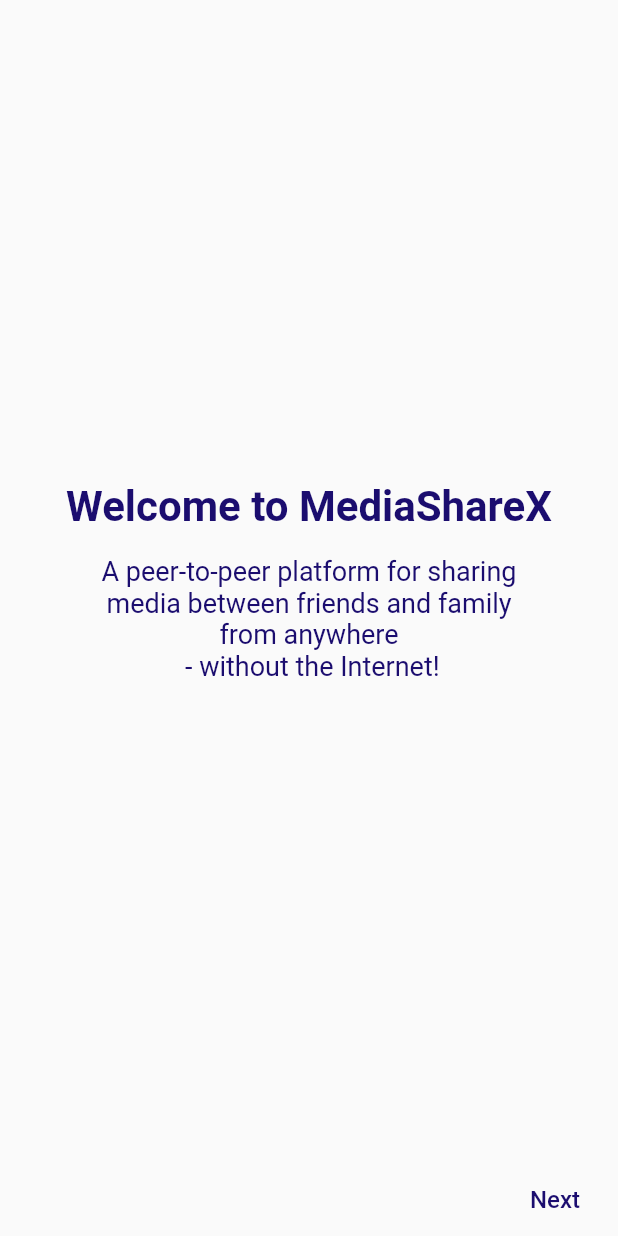
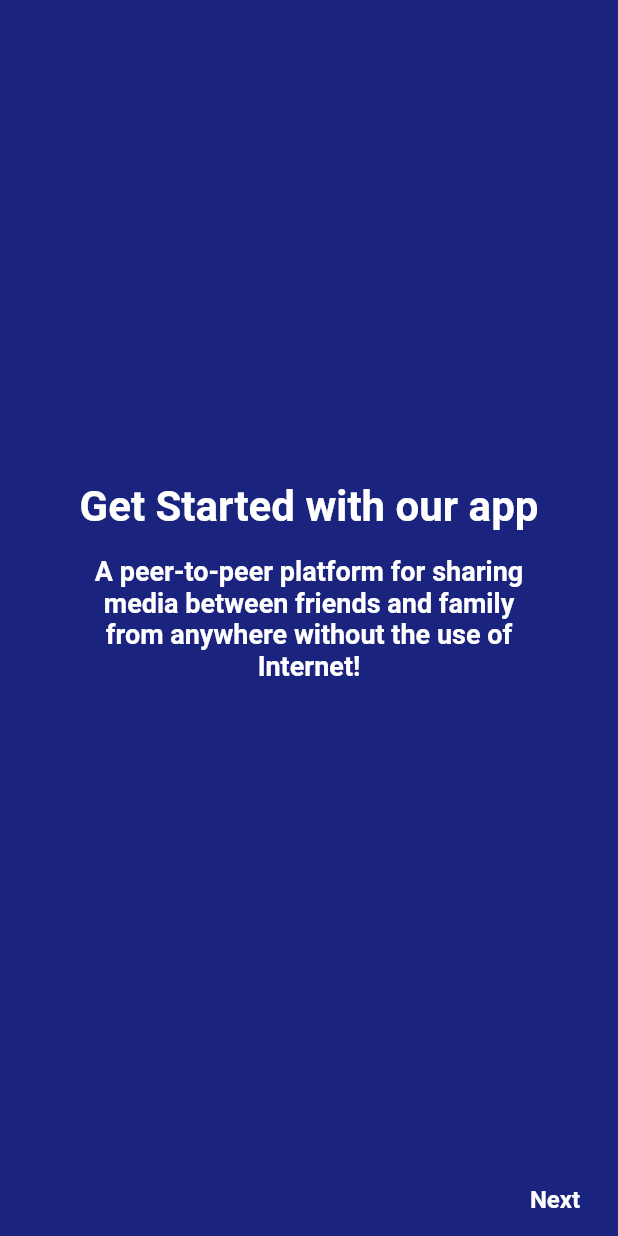
Before and after one commit to CpulsiveK/peer_to_peer_multimedia_sharing_app, a Flutter app: the screen it shows after launch, on a phone screen of 412 x 824 dp. Run offline on Flutter 3.47's test engine with Material 2 defaults, Android fonts, the phone set to English and light mode, and no system bars; our stand-ins replace permission_handler, shared_preferences; missing offline and left inert: file_manager.

Commit message:
updated onboarding screens

```diff
--- a/lib/ui/onboarding.ui.dart
+++ b/lib/ui/onboarding.ui.dart
@@ -14,15 +14,15 @@ class TutorialPageState extends State<TutorialPage> {
   final PageController _pageController = PageController(initialPage: 0);
   final List<TutorialData> tutorialData = [
     TutorialData(
-      title: 'Welcome to MediaShareX',
-      description:
-          'A peer-to-peer platform for sharing media between friends and family from anywhere\n - without the Internet!',
+      title: 'Get Started with our app',
+      description: 'A peer-to-peer platform for sharing media between friends and family from anywhere without the use of Internet!',
       icon: null,
     ),
     TutorialData(
       title: 'Share your files with Everyone!',
-      description: '',
+      description: 'by using the share icon button at the bottom left corner of your dashboard\n\n',
       icon: const Icon(
+        weight: 50,
         Icons.share,
         color: kBaseColour,
         size: 150.0,
@@ -30,17 +30,13 @@ class TutorialPageState extends State<TutorialPage> {
     ),
     TutorialData(
       title: 'Search for any file!',
-      description: '',
+      description: 'using the search bar at the top of your dashboard\n\n',
       icon: const Icon(
+        weight: 50,
         Icons.manage_search_rounded,
         color: kBaseColour,
         size: 200.0,
       ),
-    ),
-    TutorialData(
-      title: 'Get Started',
-      description: 'Get started with our app.',
-      icon: null,
     ),
   ];
 
@@ -73,6 +69,7 @@ class TutorialPageState extends State<TutorialPage> {
     });
 
     return Scaffold(
+      backgroundColor: Colors.indigo.shade900,
       body: Column(
         children: [
           Expanded(
--- a/lib/ui/widgets/onboarding/onboarding-widgets.onboarding.dart
+++ b/lib/ui/widgets/onboarding/onboarding-widgets.onboarding.dart
@@ -14,9 +14,11 @@ const kTitleText = TextStyle(
 const kNavigatorText = TextStyle(
   color: kBaseColour,
   fontSize: 16.0,
+  fontWeight: FontWeight.bold
 );
 const kDescriptionText = TextStyle(
   fontSize: 18,
   color: kBaseColour,
+  fontWeight: FontWeight.bold
 );
-const kBaseColour = Color(0xFF1B0D6F);
+const kBaseColour = Colors.white;
```
